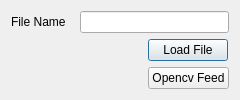
Above: fileinputdialog.ui from SamDehaeck/GigaViewer before the change. Below: the same form after it.
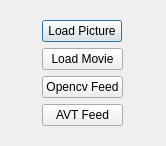
That is the form after the change.

Commit message: Changed to gui for the different backends there will be

```diff
--- a/fileinputdialog.ui
+++ b/fileinputdialog.ui
@@ -6,8 +6,8 @@
    <rect>
     <x>0</x>
     <y>0</y>
-    <width>240</width>
-    <height>80</height>
+    <width>166</width>
+    <height>146</height>
    </rect>
   </property>
   <property name="sizePolicy">
@@ -25,17 +25,7 @@
   <layout class="QVBoxLayout" name="verticalLayout">
    <item>
     <layout class="QGridLayout" name="gridLayout">
-     <item row="0" column="1" colspan="2">
-      <widget class="QLineEdit" name="fileNameInput"/>
-     </item>
      <item row="0" column="0">
-      <widget class="QLabel" name="label">
-       <property name="text">
-        <string>File Name</string>
-       </property>
-      </widget>
-     </item>
-     <item row="1" column="2">
       <widget class="QPushButton" name="filePushButton">
        <property name="sizePolicy">
         <sizepolicy hsizetype="Fixed" vsizetype="Fixed">
@@ -44,11 +34,11 @@
         </sizepolicy>
        </property>
        <property name="text">
-        <string>Load File</string>
+        <string>Load Picture</string>
        </property>
       </widget>
      </item>
-     <item row="2" column="2">
+     <item row="2" column="0">
       <widget class="QPushButton" name="camButton">
        <property name="text">
         <string>Opencv Feed</string>
@@ -58,6 +48,23 @@
        </property>
       </widget>
      </item>
+     <item row="3" column="0">
+      <widget class="QPushButton" name="pushButton">
+       <property name="text">
+        <string>AVT Feed</string>
+       </property>
+       <property name="checkable">
+        <bool>true</bool>
+       </property>
+      </widget>
+     </item>
+     <item row="1" column="0">
+      <widget class="QPushButton" name="pushButton_2">
+       <property name="text">
+        <string>Load Movie</string>
+       </property>
+      </widget>
+     </item>
     </layout>
    </item>
   </layout>
```
Left out of the diff: 2 changed lines with no effect on the pictures. The commit also changes 2 other files.
